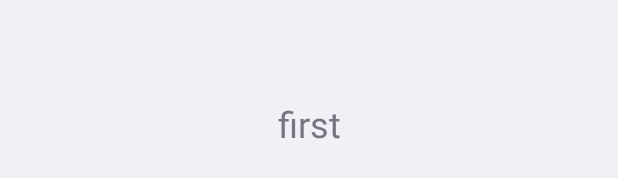
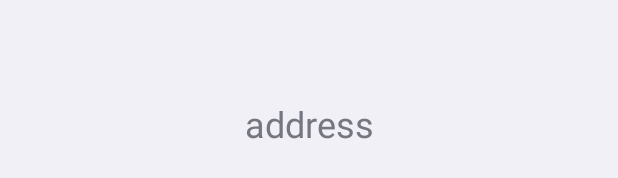
Before and after one commit to mulkamolka/mm-app, an Android app: the layout fragment_home_option.xml on its own in the app's theme, with its tools: preview values and no code run, on a phone screen of 412 x 824 dp. Shown: the part 537-715 px from the top of the screen. Run offline under Robolectric (Android 15) with nearby library versions, the phone set to English and light mode, and no system bars.

Commit message:
update home screen(fragment)

```diff
--- a/app/src/main/res/layout/fragment_home_option.xml
+++ b/app/src/main/res/layout/fragment_home_option.xml
@@ -9,7 +9,7 @@
     <TextView
         android:layout_width="wrap_content"
         android:layout_height="wrap_content"
-        android:text="first"
+        android:text="address"
         android:textSize="24sp"
         app:layout_constraintBottom_toBottomOf="parent"
         app:layout_constraintEnd_toEndOf="parent"
```
